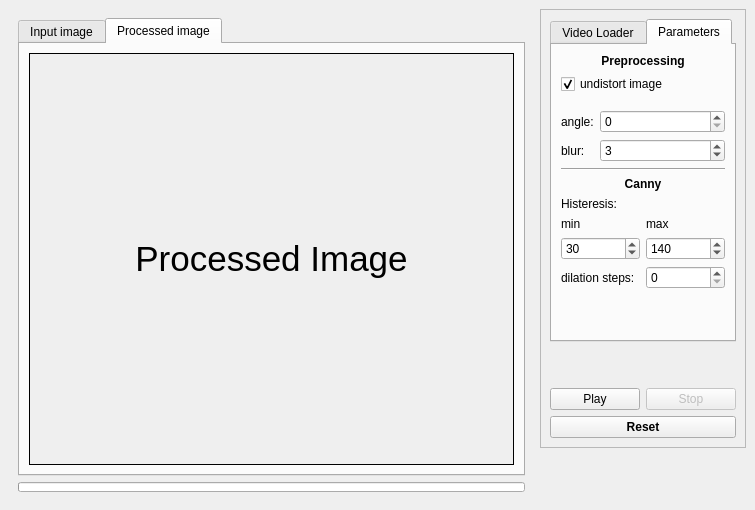
Above: gui/thermography_gui.ui from cdeldon/thermography before the change. Below: the same form after it.
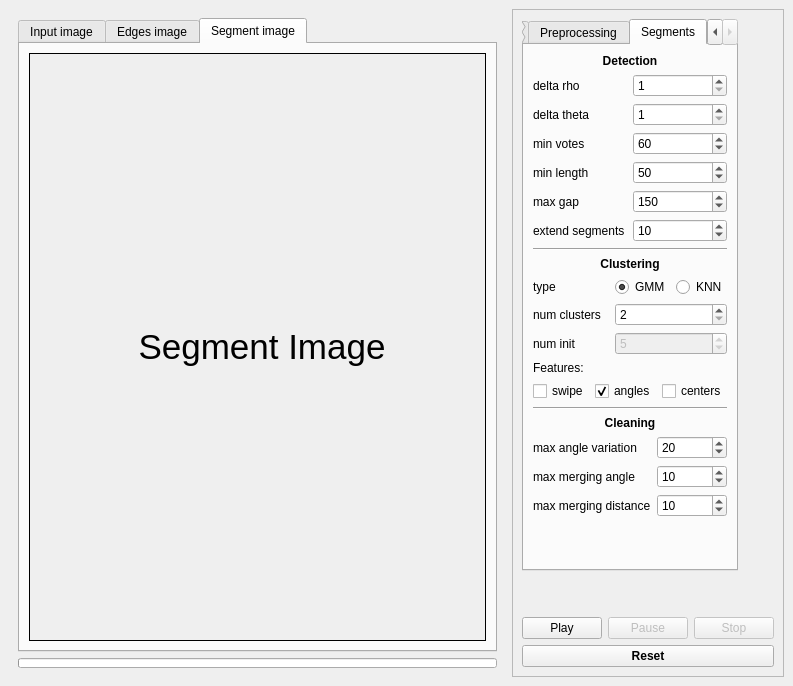
That is the form after the change. The open tabs and pages were chosen to show the change. Icons and pictures are not drawn.

Commit message: Cluster and segment parameters

The edit to the form file:
```diff
--- a/gui/thermography_gui.ui
+++ b/gui/thermography_gui.ui
@@ -6,8 +6,8 @@
    <rect>
     <x>0</x>
     <y>0</y>
-    <width>755</width>
-    <height>510</height>
+    <width>793</width>
+    <height>670</height>
    </rect>
   </property>
   <property name="sizePolicy">
@@ -132,7 +132,7 @@
          </widget>
          <widget class="QWidget" name="canny_edges_tab">
           <attribute name="title">
-           <string>Processed image</string>
+           <string>Edges image</string>
           </attribute>
           <layout class="QHBoxLayout" name="horizontalLayout_3">
            <item>
@@ -164,7 +164,7 @@
               <enum>QFrame::Box</enum>
              </property>
              <property name="text">
-              <string>Processed Image</string>
+              <string>Edges Image</string>
              </property>
              <property name="textFormat">
               <enum>Qt::RichText</enum>
@@ -176,6 +176,37 @@
            </item>
           </layout>
          </widget>
+         <widget class="QWidget" name="segment_image_tab">
+          <attribute name="title">
+           <string>Segment image</string>
+          </attribute>
+          <layout class="QVBoxLayout" name="verticalLayout_6">
+           <item>
+            <widget class="QLabel" name="segment_image_view">
+             <property name="font">
+              <font>
+               <pointsize>26</pointsize>
+              </font>
+             </property>
+             <property name="cursor">
+              <cursorShape>CrossCursor</cursorShape>
+             </property>
+             <property name="autoFillBackground">
+              <bool>true</bool>
+             </property>
+             <property name="frameShape">
+              <enum>QFrame::Box</enum>
+             </property>
+             <property name="text">
+              <string>&lt;html&gt;&lt;head/&gt;&lt;body&gt;&lt;p align=&quot;center&quot;&gt;Segment Image&lt;/p&gt;&lt;/body&gt;&lt;/html&gt;</string>
+             </property>
+             <property name="textFormat">
+              <enum>Qt::RichText</enum>
+             </property>
+            </widget>
+           </item>
+          </layout>
+         </widget>
         </widget>
        </item>
        <item>
@@ -245,7 +276,7 @@
           <enum>QTabWidget::North</enum>
          </property>
          <property name="currentIndex">
-          <number>1</number>
+          <number>2</number>
          </property>
          <property name="elideMode">
           <enum>Qt::ElideNone</enum>
@@ -417,7 +448,7 @@
          </widget>
          <widget class="QWidget" name="param_tab">
           <attribute name="title">
-           <string>Parameters</string>
+           <string>Preprocessing</string>
           </attribute>
           <layout class="QVBoxLayout" name="verticalLayout_5">
            <item>
@@ -630,6 +661,9 @@
                <property name="maximum">
                 <number>10</number>
                </property>
+               <property name="value">
+                <number>3</number>
+               </property>
               </widget>
              </item>
             </layout>
@@ -649,6 +683,374 @@
            </item>
           </layout>
          </widget>
+         <widget class="QWidget" name="segment_tab">
+          <attribute name="title">
+           <string>Segments</string>
+          </attribute>
+          <layout class="QVBoxLayout" name="verticalLayout_7">
+           <item>
+            <widget class="QLabel" name="segment_label">
+             <property name="text">
+              <string>&lt;html&gt;&lt;head/&gt;&lt;body&gt;&lt;p align=&quot;center&quot;&gt;&lt;span style=&quot; font-weight:600;&quot;&gt;Detection&lt;/span&gt;&lt;/p&gt;&lt;/body&gt;&lt;/html&gt;</string>
+             </property>
+             <property name="textFormat">
+              <enum>Qt::RichText</enum>
+             </property>
+            </widget>
+           </item>
+           <item>
+            <layout class="QGridLayout" name="detection_layout">
+             <property name="topMargin">
+              <number>0</number>
+             </property>
+             <item row="4" column="1">
+              <widget class="QSpinBox" name="max_gap_value">
+               <property name="maximum">
+                <number>500</number>
+               </property>
+               <property name="singleStep">
+                <number>10</number>
+               </property>
+               <property name="value">
+                <number>150</number>
+               </property>
+              </widget>
+             </item>
+             <item row="4" column="0">
+              <widget class="QLabel" name="max_gap_label">
+               <property name="text">
+                <string>max gap</string>
+               </property>
+              </widget>
+             </item>
+             <item row="3" column="1">
+              <widget class="QSpinBox" name="min_length_value">
+               <property name="minimum">
+                <number>0</number>
+               </property>
+               <property name="maximum">
+                <number>500</number>
+               </property>
+               <property name="singleStep">
+                <number>10</number>
+               </property>
+               <property name="value">
+                <number>50</number>
+               </property>
+              </widget>
+             </item>
+             <item row="0" column="0">
+              <widget class="QLabel" name="delta_rho_label">
+               <property name="text">
+                <string>delta rho</string>
+               </property>
+              </widget>
+             </item>
+             <item row="2" column="1">
+              <widget class="QSpinBox" name="min_votes_value">
+               <property name="minimum">
+                <number>0</number>
+               </property>
+               <property name="maximum">
+                <number>500</number>
+               </property>
+               <property name="singleStep">
+                <number>10</number>
+               </property>
+               <property name="value">
+                <number>60</number>
+               </property>
+              </widget>
+             </item>
+             <item row="1" column="1">
+              <widget class="QSpinBox" name="delta_theta_value">
+               <property name="minimum">
+                <number>1</number>
+               </property>
+               <property name="maximum">
+                <number>180</number>
+               </property>
+               <property name="value">
+                <number>1</number>
+               </property>
+              </widget>
+             </item>
+             <item row="2" column="0">
+              <widget class="QLabel" name="min_votes_label">
+               <property name="text">
+                <string>min votes</string>
+               </property>
+              </widget>
+             </item>
+             <item row="0" column="1">
+              <widget class="QSpinBox" name="delta_rho_value">
+               <property name="minimum">
+                <number>1</number>
+               </property>
+               <property name="maximum">
+                <number>100</number>
+               </property>
+               <property name="value">
+                <number>1</number>
+               </property>
+              </widget>
+             </item>
+             <item row="3" column="0">
+              <widget class="QLabel" name="min_length_label">
+               <property name="text">
+                <string>min length</string>
+               </property>
+              </widget>
+             </item>
+             <item row="1" column="0">
+              <widget class="QLabel" name="delta_theta_label">
+               <property name="text">
+                <string>delta theta</string>
+               </property>
+              </widget>
+             </item>
+             <item row="5" column="0">
+              <widget class="QLabel" name="extend_segments_label">
+               <property name="text">
+                <string>extend segments</string>
+               </property>
+              </widget>
+             </item>
+             <item row="5" column="1">
+              <widget class="QSpinBox" name="extend_segments_value">
+               <property name="maximum">
+                <number>500</number>
+               </property>
+               <property name="value">
+                <number>10</number>
+               </property>
+              </widget>
+             </item>
+            </layout>
+           </item>
+           <item>
+            <widget class="Line" name="line_3">
+             <property name="orientation">
+              <enum>Qt::Horizontal</enum>
+             </property>
+            </widget>
+           </item>
+           <item>
+            <widget class="QLabel" name="clustering_label">
+             <property name="text">
+              <string>&lt;html&gt;&lt;head/&gt;&lt;body&gt;&lt;p align=&quot;center&quot;&gt;&lt;span style=&quot; font-weight:600;&quot;&gt;Clustering&lt;/span&gt;&lt;/p&gt;&lt;/body&gt;&lt;/html&gt;</string>
+             </property>
+             <property name="textFormat">
+              <enum>Qt::RichText</enum>
+             </property>
+            </widget>
+           </item>
+           <item>
+            <layout class="QGridLayout" name="clustering_layout">
+             <property name="topMargin">
+              <number>0</number>
+             </property>
+             <item row="2" column="0">
+              <widget class="QLabel" name="num_init_label">
+               <property name="text">
+                <string>num init</string>
+               </property>
+              </widget>
+             </item>
+             <item row="0" column="0">
+              <widget class="QLabel" name="cluster_type_label">
+               <property name="text">
+                <string>type</string>
+               </property>
+              </widget>
+             </item>
+             <item row="1" column="1">
+              <widget class="QSpinBox" name="num_clusters_value">
+               <property name="minimum">
+                <number>2</number>
+               </property>
+              </widget>
+             </item>
+             <item row="2" column="1">
+              <widget class="QSpinBox" name="num_init_value">
+               <property name="enabled">
+                <bool>false</bool>
+               </property>
+               <property name="minimum">
+                <number>1</number>
+               </property>
+               <property name="value">
+                <number>5</number>
+               </property>
+              </widget>
+             </item>
+             <item row="1" column="0">
+              <widget class="QLabel" name="num_clusters_label">
+               <property name="text">
+                <string>num clusters</string>
+               </property>
+              </widget>
+             </item>
+             <item row="0" column="1">
+              <layout class="QHBoxLayout" name="cluster_type_layout">
+               <item>
+                <widget class="QRadioButton" name="gmm_value">
+                 <property name="text">
+                  <string>GMM</string>
+                 </property>
+                 <property name="checked">
+                  <bool>true</bool>
+                 </property>
+                </widget>
+               </item>
+               <item>
+                <widget class="QRadioButton" name="knn_value">
+                 <property name="text">
+                  <string>KNN</string>
+                 </property>
+                </widget>
+               </item>
+              </layout>
+             </item>
+            </layout>
+           </item>
+           <item>
+            <widget class="QLabel" name="features_label">
+             <property name="text">
+              <string>Features:</string>
+             </property>
+            </widget>
+           </item>
+           <item>
+            <layout class="QHBoxLayout" name="features_layout">
+             <property name="topMargin">
+              <number>0</number>
+             </property>
+             <item>
+              <widget class="QCheckBox" name="swipe_clusters_value">
+               <property name="text">
+                <string>swipe</string>
+               </property>
+              </widget>
+             </item>
+             <item>
+              <widget class="QCheckBox" name="use_angle_value">
+               <property name="text">
+                <string>angles</string>
+               </property>
+               <property name="checked">
+                <bool>true</bool>
+               </property>
+              </widget>
+             </item>
+             <item>
+              <widget class="QCheckBox" name="use_centers_value">
+               <property name="text">
+                <string>centers</string>
+               </property>
+              </widget>
+             </item>
+            </layout>
+           </item>
+           <item>
+            <widget class="Line" name="line_4">
+             <property name="orientation">
+              <enum>Qt::Horizontal</enum>
+             </property>
+            </widget>
+           </item>
+           <item>
+            <widget class="QLabel" name="cleaning_label">
+             <property name="text">
+              <string>&lt;html&gt;&lt;head/&gt;&lt;body&gt;&lt;p align=&quot;center&quot;&gt;&lt;span style=&quot; font-weight:600;&quot;&gt;Cleaning&lt;/span&gt;&lt;/p&gt;&lt;/body&gt;&lt;/html&gt;</string>
+             </property>
+             <property name="textFormat">
+              <enum>Qt::RichText</enum>
+             </property>
+            </widget>
+           </item>
+           <item>
+            <layout class="QGridLayout" name="gridLayout">
+             <property name="topMargin">
+              <number>0</number>
+             </property>
+             <item row="2" column="0">
+              <widget class="QLabel" name="max_merging_distance_label">
+               <property name="text">
+                <string>max merging distance</string>
+               </property>
+              </widget>
+             </item>
+             <item row="0" column="0">
+              <widget class="QLabel" name="max_angle_variation_mean_label">
+               <property name="text">
+                <string>max angle variation</string>
+               </property>
+              </widget>
+             </item>
+             <item row="1" column="0">
+              <widget class="QLabel" name="max_merging_angle_label">
+               <property name="text">
+                <string>max merging angle</string>
+               </property>
+              </widget>
+             </item>
+             <item row="0" column="1">
+              <widget class="QSpinBox" name="max_angle_variation_mean_value">
+               <property name="maximum">
+                <number>90</number>
+               </property>
+               <property name="singleStep">
+                <number>5</number>
+               </property>
+               <property name="value">
+                <number>20</number>
+               </property>
+              </widget>
+             </item>
+             <item row="1" column="1">
+              <widget class="QSpinBox" name="max_merging_angle_value">
+               <property name="maximum">
+                <number>90</number>
+               </property>
+               <property name="singleStep">
+                <number>5</number>
+               </property>
+               <property name="value">
+                <number>10</number>
+               </property>
+              </widget>
+             </item>
+             <item row="2" column="1">
+              <widget class="QSpinBox" name="max_merging_distance_value">
+               <property name="maximum">
+                <number>500</number>
+               </property>
+               <property name="singleStep">
+                <number>10</number>
+               </property>
+               <property name="value">
+                <number>10</number>
+               </property>
+              </widget>
+             </item>
+            </layout>
+           </item>
+           <item>
+            <spacer name="verticalSpacer_4">
+             <property name="orientation">
+              <enum>Qt::Vertical</enum>
+             </property>
+             <property name="sizeHint" stdset="0">
+              <size>
+               <width>20</width>
+               <height>41</height>
+              </size>
+             </property>
+            </spacer>
+           </item>
+          </layout>
+         </widget>
         </widget>
        </item>
        <item>
@@ -693,6 +1095,19 @@
              </property>
             </widget>
            </item>
+           <item>
+            <widget class="QPushButton" name="pause_video_button">
+             <property name="enabled">
+              <bool>false</bool>
+             </property>
+             <property name="text">
+              <string>Pause</string>
+             </property>
+             <property name="checkable">
+              <bool>false</bool>
+             </property>
+            </widget>
+           </item>
            <item>
             <widget class="QPushButton" name="stop_video_button">
              <property name="enabled">
```
Left out of the diff: 4 changed lines with no effect on the pictures. The commit also changes 5 other files.
